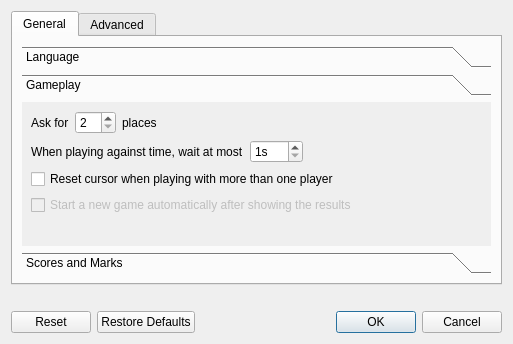
gulp21/QeoDart, file ui/preferences.ui: the form before one commit.
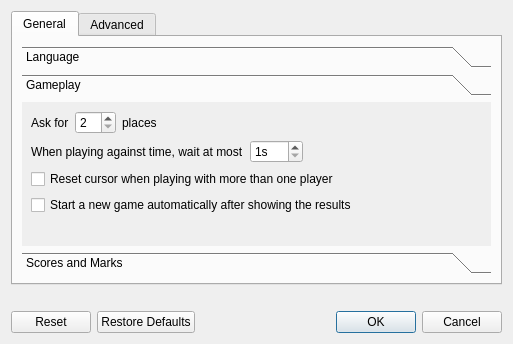
The form after the commit. The open tabs and pages were chosen to show the change. Icons and pictures are not drawn.

Diff of the .ui file:
```diff
--- a/ui/preferences.ui
+++ b/ui/preferences.ui
@@ -140,7 +140,7 @@
             <x>0</x>
             <y>0</y>
             <width>479</width>
-            <height>159</height>
+            <height>164</height>
            </rect>
           </property>
           <attribute name="label">
@@ -253,9 +253,6 @@
            </item>
            <item>
             <widget class="QCheckBox" name="cbAutoNewGame">
-             <property name="enabled">
-              <bool>false</bool>
-             </property>
              <property name="text">
               <string>Start a new game automatically after showing the results</string>
              </property>
```
Left out of the diff: 10 changed lines with no effect on the pictures.
